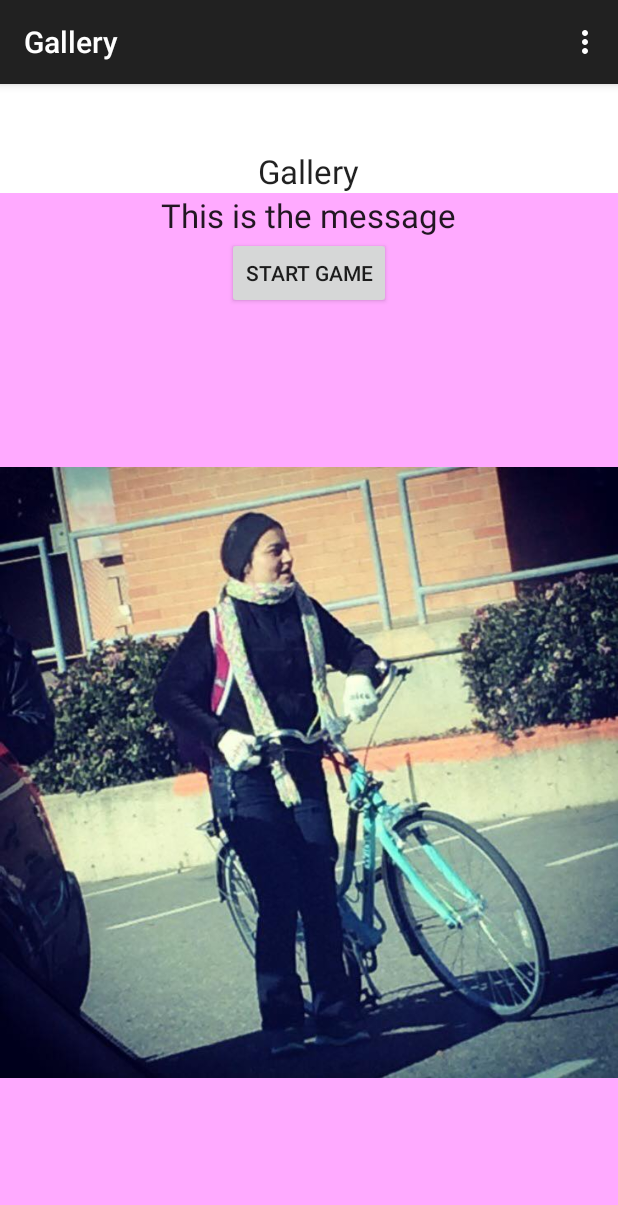
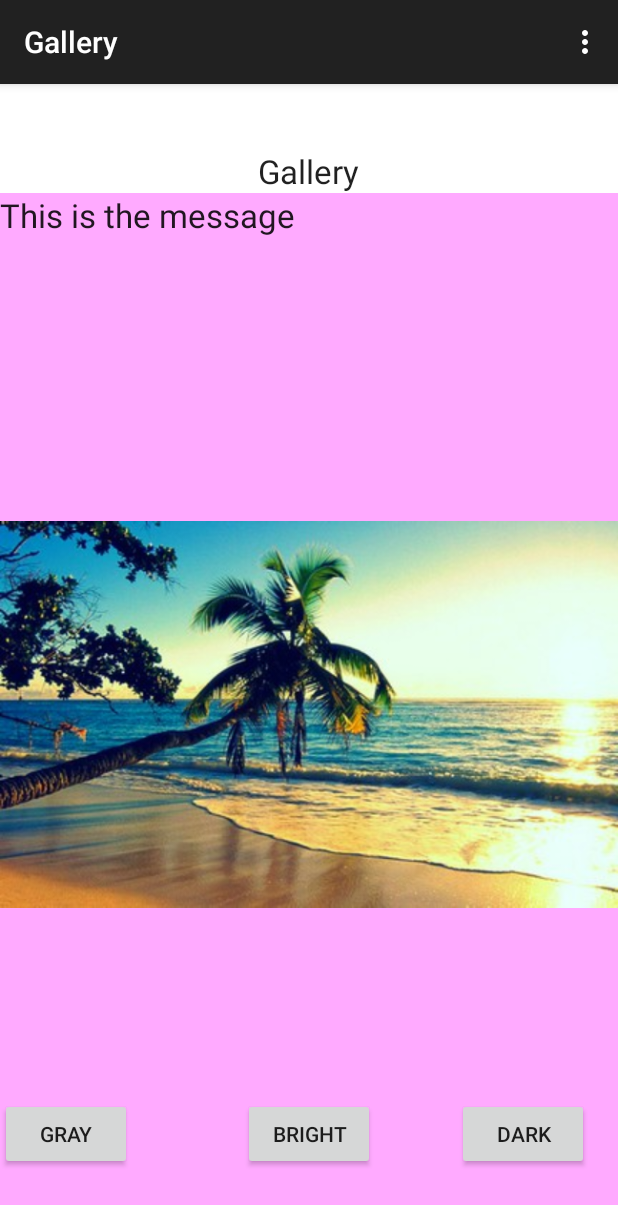
Before and after one commit to ChrisGin/FilteredPuzzleGame, an Android app: the FragmentGalleryPicture screen opened directly, with no data from a screen before it, after a tap on an icon or button, on a phone screen of 412 x 824 dp. Shown: the top 1205 px of the screen. Run offline under Robolectric (Android 15) with nearby library versions, the phone set to English and light mode, and no system bars.

Commit message:
main background

```diff
--- a/app/src/main/AndroidManifest.xml
+++ b/app/src/main/AndroidManifest.xml
@@ -2,6 +2,10 @@
 <manifest xmlns:android="http://schemas.android.com/apk/res/android"
     package="com.example.chrisgin.imagefilterpuzzlegame" >
     <uses-permission android:name="android.permission.CAMERA"/>
+
+    <uses-sdk
+        android:minSdkVersion="8"
+        android:targetSdkVersion="17" />
 
     <application
         android:allowBackup="true"
--- a/app/src/main/java/com/example/chrisgin/imagefilterpuzzlegame/FragmentFilters.java
+++ b/app/src/main/java/com/example/chrisgin/imagefilterpuzzlegame/FragmentFilters.java
@@ -1,10 +1,19 @@
 package com.example.chrisgin.imagefilterpuzzlegame;
 
+import android.graphics.Bitmap;
+import android.graphics.BitmapFactory;
+import android.graphics.Color;
+import android.graphics.PorterDuff;
+import android.graphics.drawable.BitmapDrawable;
+import android.graphics.drawable.Drawable;
 import android.os.Bundle;
 import android.support.v4.app.Fragment;
 import android.view.LayoutInflater;
+import android.view.Menu;
 import android.view.View;
+import android.view.View.OnClickListener;
 import android.view.ViewGroup;
+import android.widget.Button;
 import android.widget.ImageView;
 import android.widget.Toast;
 
@@ -13,8 +22,15 @@ import android.widget.Toast;
  */
 public class FragmentFilters extends Fragment {
 
-    ImageView imageView;
-
+    private ImageView img;
+    private ImageView imageView;
+    private Bitmap bmp;
+    private Button button1;
+    private Bitmap operation;
+    Drawable bitmapOrg;
+    private final int[] mColors =
+            {Color.BLUE, Color.GREEN, Color.RED, Color.LTGRAY, Color.MAGENTA, Color.CYAN,
+                    Color.YELLOW, Color.WHITE};
     public FragmentFilters()
     {
 
@@ -30,15 +46,168 @@ public class FragmentFilters extends Fragment {
         // Inflate the layout for this fragment
         View view =  inflater.inflate(R.layout.fragment_filters, container, false);
 
-        //this gets the arguments we created using the Bundle onject
+        //this gets the arguments we created using the Bundle onject  imageView = (ImageView) getActivity().findViewById(R.id.imageView);
         String photos = getArguments().getString("photoNum");
-        if(photos == "image1")
-            imageView = (ImageView) getActivity().findViewById(R.id.imageView);
         Toast toast = Toast.makeText(getActivity().getApplicationContext(), photos, Toast.LENGTH_LONG);
         toast.show();
+
+       // Bitmap bmp = BitmapFactory.decodeResource(getResources(), R.drawable.image1);
+     //   Bitmap newbitmap = doColorFilter(bmp,135, 125, 165);
+
+      /*  imageView = (ImageView)getActivity().findViewById(R.id.imageView1);
+        bitmapOrg = this.getResources().getDrawable(R.drawable.image1);
+
+        button1 = (Button)getActivity().findViewById(R.id.button1);
+        button1.setOnClickListener(new OnClickListener() {
+            public void onClick(View view) {
+                int mColor = (int) Math.floor(Math.random() * mColors.length);
+                bitmapOrg.setColorFilter(mColors[mColor], PorterDuff.Mode.MULTIPLY);
+                imageView.setImageDrawable(bitmapOrg);
+                imageView.invalidate();
+            }
+        });/*
+
+
+
+       // img.setImageResource(R.drawable.imge1);
+        //BitmapDrawable  abmp = (BitmapDrawable) img.getDrawable();
+      //  bmp = abmp.getBitmap();
+
+
+
+        // ImageView imgView = (ImageView)getActivity().findViewById(R.id.imageViewfilter);
+       // imgView.setImageResource( R.drawable.image2 );
+
+       // imgView.setImageResource( R.drawable.image2 );
+     /*   if(photos == "image1")
+        {
+            imageView.setImageResource(R.drawable.image1);
+            Toast toast = Toast.makeText(getActivity().getApplicationContext(), photos, Toast.LENGTH_LONG);
+            toast.show();
+        }
+        else if(photos == "image2")
+        {
+            imageView.setImageResource(R.drawable.image2);
+            Toast toast = Toast.makeText(getActivity().getApplicationContext(), photos, Toast.LENGTH_LONG);
+            toast.show();
+        }*/
+
+
 
         return view;
     }
 
+    public void gray(View view){
+        operation= Bitmap.createBitmap(bmp.getWidth(),
+                bmp.getHeight(), bmp.getConfig());
+
+        double red = 0.33;
+        double green = 0.59;
+        double blue = 0.11;
+
+        for(int i=0; i<bmp.getWidth(); i++){
+            for(int j=0; j<bmp.getHeight(); j++){
+                int p = bmp.getPixel(i, j);
+                int r = Color.red(p);
+                int g = Color.green(p);
+                int b = Color.blue(p);
+
+                r = (int) red * r;
+                g = (int) green * g;
+                b = (int) blue * b;
+
+                operation.setPixel(i, j, Color.argb(Color.alpha(p), r, g, b));
+            }
+        }
+        img.setImageBitmap(operation);
+    }
+
+    public void bright(View view){
+        operation= Bitmap.createBitmap(bmp.getWidth(),
+                bmp.getHeight(),bmp.getConfig());
+
+
+        for(int i=0; i<bmp.getWidth(); i++){
+            for(int j=0; j<bmp.getHeight(); j++){
+                int p = bmp.getPixel(i, j);
+                int r = Color.red(p);
+                int g = Color.green(p);
+                int b = Color.blue(p);
+                int alpha = Color.alpha(p);
+
+                r = 100  +  r;
+                g = 100  + g;
+                b = 100  + b;
+                alpha = 100 + alpha;
+
+                operation.setPixel(i, j, Color.argb(alpha, r, g, b));
+            }
+        }
+        img.setImageBitmap(operation);
+    }
+
+    public void dark(View view){
+        operation= Bitmap.createBitmap(bmp.getWidth(),
+                bmp.getHeight(),bmp.getConfig());
+
+
+        for(int i=0; i<bmp.getWidth(); i++){
+            for(int j=0; j<bmp.getHeight(); j++){
+                int p = bmp.getPixel(i, j);
+                int r = Color.red(p);
+                int g = Color.green(p);
+                int b = Color.blue(p);
+                int alpha = Color.alpha(p);
+
+                r =  r - 50;
+                g =  g - 50;
+                b =  b - 50;
+                alpha = alpha -50;
+                operation.setPixel(i, j, Color.argb(Color.alpha(p), r, g, b));
+
+
+            }
+        }
+
+        img.setImageBitmap(operation);
+    }
+
+    public boolean onCreateOptionsMenu(Menu menu) {
+        // Inflate the menu; this adds items to the action bar if it is present.
+        getActivity().getMenuInflater().inflate(R.menu.menu_main, menu);
+        return true;
+    }
+
+    public static Bitmap doColorFilter(Bitmap src, double red, double green, double blue) {
+        // image size
+        int width = src.getWidth();
+        int height = src.getHeight();
+        // create output bitmap
+        Bitmap bmOut = Bitmap.createBitmap(width, height, src.getConfig());
+
+        // color information
+        int A, R, G, B;
+        int pixel;
+
+        // scan through all pixels
+        for(int x = 0; x < width; ++x) {
+            for(int y = 0; y < height; ++y) {
+                // get pixel color
+                pixel = src.getPixel(x, y);
+                // apply filtering on each channel R, G, B
+                A = Color.alpha(pixel);
+                R = (int)(Color.red(pixel) * red);
+                G = (int)(Color.green(pixel) * green);
+                B = (int)(Color.blue(pixel) * blue);
+                // set new color pixel to output bitmap
+                bmOut.setPixel(x, y, Color.argb(A, R, G, B));
+            }
+        }
+
+        // return final image
+        return bmOut;
+    }
+
+
 
 }
--- a/app/src/main/java/com/example/chrisgin/imagefilterpuzzlegame/FragmentGalleryPicture.java
+++ b/app/src/main/java/com/example/chrisgin/imagefilterpuzzlegame/FragmentGalleryPicture.java
@@ -29,8 +29,6 @@ public class FragmentGalleryPicture extends Fragment {
 
         // Required empty public constructor
     }
-
-
 
     //linking the fragment with the layout
     @Override
--- a/app/src/main/java/com/example/chrisgin/imagefilterpuzzlegame/FragmentLevelEasy.java
+++ b/app/src/main/java/com/example/chrisgin/imagefilterpuzzlegame/FragmentLevel.java
@@ -10,10 +10,10 @@ import android.view.ViewGroup;
 /**
  * Created by yaya on 4/20/15.
  */
-public class FragmentLevelEasy extends Fragment{
+public class FragmentLevel extends Fragment{
 
 
-    public FragmentLevelEasy()
+    public FragmentLevel()
     {
 
         // Required empty public constructor
@@ -25,7 +25,7 @@ public class FragmentLevelEasy extends Fragment{
                              Bundle savedInstanceState) {
 
         //connects the medium fragment layout to the class
-        View view =  inflater.inflate(R.layout.level_easy_fragment, container, false);
+        View view =  inflater.inflate(R.layout.level_fragment, container, false);
         return view;
 
     }
--- a/app/src/main/java/com/example/chrisgin/imagefilterpuzzlegame/MainActivity.java
+++ b/app/src/main/java/com/example/chrisgin/imagefilterpuzzlegame/MainActivity.java
@@ -39,7 +39,7 @@ public class MainActivity extends ActionBarActivity  {
         super.onCreate(savedInstanceState);
         setContentView(R.layout.activity_main);
 
-        mGalleryButton = (ImageButton) findViewById(R.id.galleryButton);
+
         mCameraButton = (ImageButton) findViewById(R.id.cameraButton);
         mCameraButton.setOnClickListener(new View.OnClickListener() {
             @Override
@@ -48,6 +48,8 @@ public class MainActivity extends ActionBarActivity  {
                 startActivityForResult(intent, CAPTURE_IMAGE_ACTIVITY_REQUEST_CODE);
             }
         });
+
+        mGalleryButton = (ImageButton) findViewById(R.id.galleryButton);
         mGalleryButton.setOnClickListener(new View.OnClickListener() {
             public void onClick(View v) {
                 Intent intent = new Intent(MainActivity.this, GalleryActivity.class);
--- a/app/src/main/res/layout/fragment_filters.xml
+++ b/app/src/main/res/layout/fragment_filters.xml
@@ -1,9 +1,9 @@
 <?xml version="1.0" encoding="utf-8"?>
-<LinearLayout xmlns:android="http://schemas.android.com/apk/res/android"
+<RelativeLayout xmlns:android="http://schemas.android.com/apk/res/android"
     android:orientation="vertical"
     android:background="#FFAAFF"
-    android:layout_width="match_parent"
-    android:layout_height="match_parent">
+    android:layout_width="fill_parent"
+    android:layout_height="fill_parent">
 
     <TextView
         android:layout_width="wrap_content"
@@ -14,13 +14,6 @@
         android:layout_gravity="center_horizontal" />
 
 
-    <Button
-        android:layout_width="wrap_content"
-        android:layout_height="wrap_content"
-        android:text="Start Game"
-        android:id="@+id/next_button"
-        android:layout_gravity="center_horizontal" />
-
     <ImageView
         android:layout_width="wrap_content"
         android:layout_height="wrap_content"
@@ -29,8 +22,37 @@
     <ImageView
         android:layout_width="match_parent"
         android:layout_height="match_parent"
-        android:layout_below="@id/text_send"
-        android:id="@+id/imageView"
-        android:src="@drawable/image3"
-        android:layout_gravity="center_horizontal" />
-</LinearLayout>
+        android:src="@drawable/image1"
+        android:id="@+id/imageView1"
+        android:layout_gravity="center_horizontal"
+        android:layout_toRightOf="@+id/camera_image"
+        android:layout_toEndOf="@+id/camera_image" />
+
+    <Button
+        android:id="@+id/button2"
+        android:layout_width="wrap_content"
+        android:layout_height="wrap_content"
+        android:layout_alignBaseline="@+id/button1"
+        android:layout_alignBottom="@+id/button1"
+        android:layout_alignParentRight="true"
+        android:layout_marginRight="19dp"
+        android:text="@string/dark" />
+
+    <Button
+        android:id="@+id/button1"
+        android:layout_width="wrap_content"
+        android:layout_height="wrap_content"
+        android:layout_marginBottom="44dp"
+        android:text="@string/gray"
+        android:layout_alignParentBottom="true" />
+
+    <Button
+        android:id="@+id/button3"
+        android:layout_width="wrap_content"
+        android:layout_height="wrap_content"
+        android:layout_alignBaseline="@+id/button2"
+        android:layout_alignBottom="@+id/button2"
+        android:layout_centerHorizontal="true"
+        android:text="@string/bright" />
+
+</RelativeLayout>
--- a/app/src/main/res/layout/fragment_gallery_layout.xml
+++ b/app/src/main/res/layout/fragment_gallery_layout.xml
@@ -2,8 +2,8 @@
 <RelativeLayout xmlns:android="http://schemas.android.com/apk/res/android"
     android:orientation="vertical"
     android:background="#FFFFFF"
-    android:layout_width="match_parent"
-    android:layout_height="match_parent"
+    android:layout_width="fill_parent"
+    android:layout_height="fill_parent"
     android:id="@+id/relativeLayout1">
 
 
@@ -21,54 +21,52 @@
 
 
             <ImageButton
-                android:layout_width="300dp"
-                android:layout_height="300dp"
+                android:layout_width="250dp"
+                android:layout_height="250dp"
                 android:scaleType="fitXY"
                 android:adjustViewBounds="true"
                 android:id="@+id/imageButton1"
                 android:src="@drawable/image1" />
 
             <ImageButton
-                android:layout_width="300dp"
-                android:layout_height="300dp"
+                android:layout_width="250dp"
+                android:layout_height="250dp"
                 android:scaleType="fitXY"
                 android:adjustViewBounds="true"
                 android:id="@+id/imageButton2"
                 android:src="@drawable/image2"/>
 
             <ImageButton
-                android:layout_width="300dp"
-                android:layout_height="300dp"
+                android:layout_width="250dp"
+                android:layout_height="250dp"
                 android:scaleType="fitXY"
                 android:adjustViewBounds="true"
                 android:id="@+id/imageButton3"
                 android:src="@drawable/image3"/>
 
             <ImageButton
-                android:layout_width="300dp"
-                android:layout_height="300dp"
+                android:layout_width="250dp"
+                android:layout_height="250dp"
                 android:scaleType="fitXY"
                 android:adjustViewBounds="true"
                 android:id="@+id/imageButton4"
                 android:src="@drawable/image4"/>
 
             <ImageButton
-                android:layout_width="300dp"
-                android:layout_height="300dp"
+                android:layout_width="250dp"
+                android:layout_height="250dp"
                 android:scaleType="fitXY"
                 android:adjustViewBounds="true"
                 android:id="@+id/imageButton5"
                 android:src="@drawable/image3"/>
-
-
         </LinearLayout>
 
 
     </HorizontalScrollView>
 
     <FrameLayout
-        android:layout_width="match_parent"
-        android:layout_height="match_parent"
+        android:layout_width="fill_parent"
+        android:layout_height="fill_parent"
         android:id="@+id/filter_fragment_container">
     </FrameLayout>
 
--- a/app/src/main/res/values/strings.xml
+++ b/app/src/main/res/values/strings.xml
@@ -1,6 +1,8 @@
 <resources>
-    <string name="app_name">ImageFilterPuzzleGame</string>
-
+    <string name="app_name">ImageFilters</string>
+    <string name="action_settings">Settings</string>
     <string name="hello_world">Hello world!</string>
-    <string name="action_settings">Settings</string>
+    <string name="gray">Gray</string>
+    <string name="bright">bright</string>
+    <string name="dark">dark</string>
 </resources>
```
Also changed, not shown: app/src/main/java/com/example/chrisgin/imagefilterpuzzlegame/FragmentLevelHard.java (deleted, +0 -26 lines), app/src/main/java/com/example/chrisgin/imagefilterpuzzlegame/FragmentLevelMedium.java (deleted, +0 -26 lines), app/src/main/res/layout/activity_main.xml (+9 -8 lines), app/src/main/res/layout/level_hard_fragment.xml (deleted, +0 -13 lines), app/src/main/res/layout/level_medium_fragment.xml (deleted, +0 -13 lines), app/src/main/res/drawable/background.jpg (added), app/src/main/res/layout/level_fragment.xml (renamed from app/src/main/res/layout/level_easy_fragment.xml).
